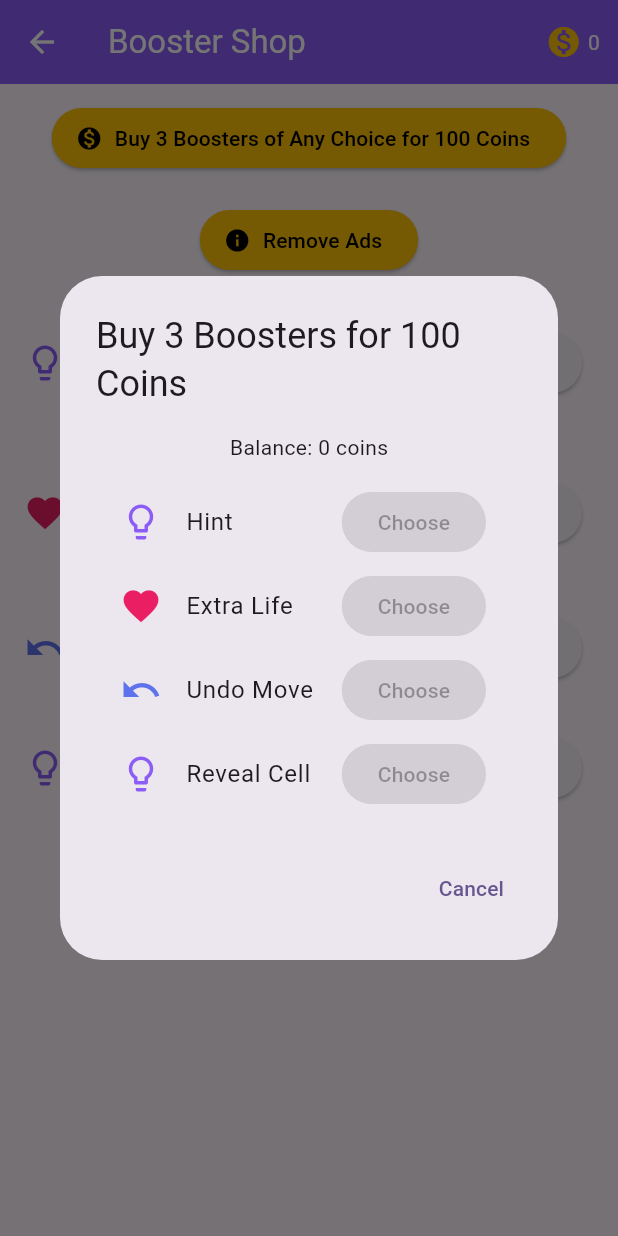
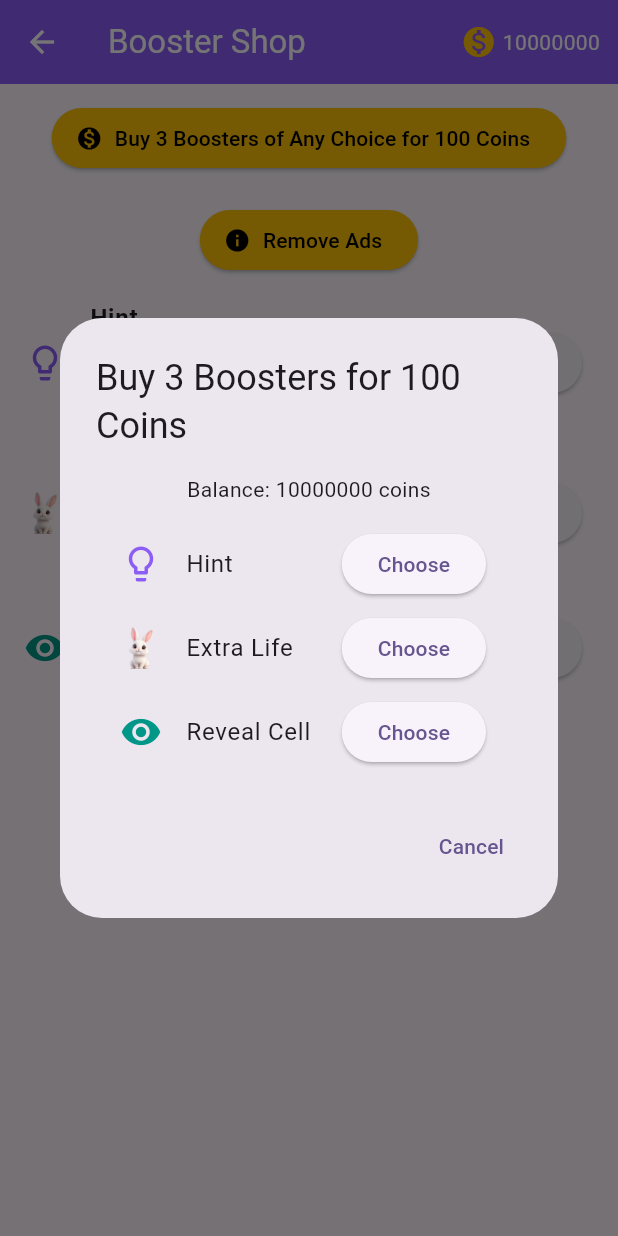
Before and after one commit to zuhaibranaa/bunny_doku, a Flutter app: the BoosterShopScreen screen opened by its route, after a tap on "Buy 3 Boosters of Any Choice for 100 Coi", on a phone screen of 412 x 824 dp. Run offline on Flutter 3.47's test engine with Material 3 defaults, Android fonts, the light colour scheme and no system bars; our stand-ins replace google_mobile_ads, in_app_purchase, shared_preferences; accounts and stored records are empty; network calls fail.

Commit message:
feat: portrait lock, booster catalogue and coin balance updates
- Lock the app to portrait on Android and at startup through SystemChrome.
- Remove the Undo booster from the booster catalogue and keep the remove-ads
  product id.
- StageRepository.getUnlockedStageIndex no longer awaits inside a synchronous
  getter: the unlock write is fire-and-forget, which fixes the analyzer error.
- UserRepository seeds a starting coin balance for new and cached users.

```diff
--- a/lib/config/booster_config.dart
+++ b/lib/config/booster_config.dart
@@ -4,7 +4,6 @@
 class BoosterConfig {
   static const String hint = 'booster_hint';
   static const String extraLife = 'booster_extra_life';
-  static const String undo = 'booster_undo';
   static const String revealCell = 'booster_reveal_cell';
 
   static const List<Map<String, dynamic>> allBoosters = [
@@ -23,15 +22,6 @@ class BoosterConfig {
       'description': 'Adds one extra heart to the current stage.',
       'icon': 'assets/images/booster/extra_life.svg',
       'priceUsd': 1.49,
-      'priceAd': true,
-      'adRewardAmount': 1,
-    },
-    {
-      'id': undo,
-      'name': 'Undo Move',
-      'description': 'Reverts your last rabbit placement.',
-      'icon': 'assets/images/booster/undo.svg',
-      'priceUsd': 0.99,
       'priceAd': true,
       'adRewardAmount': 1,
     },
--- a/lib/data/repositories/stage_repository.dart
+++ b/lib/data/repositories/stage_repository.dart
@@ -1,3 +1,5 @@
+import 'dart:async';
+
 import '../../config/release_config.dart';
 import '../../core/network/stage_api.dart';
 import '../../core/storage/stage_cache.dart';
@@ -54,6 +56,10 @@ class StageRepository {
   int getUnlockedStageIndex() {
     // Only progression-based unlocking: stage N+1 unlocks when stage N is completed.
     // All stages are locked initially except stage 1 (default unlockedStageIndex = 1).
+    // For testing, unlock all stages
+    if (LocalStorage.unlockedStageIndex < 1000) {
+      unawaited(LocalStorage.setUnlockedStageIndex(1000));
+    }
     return LocalStorage.unlockedStageIndex;
   }
 
--- a/lib/data/repositories/user_repository.dart
+++ b/lib/data/repositories/user_repository.dart
@@ -6,16 +6,26 @@ class UserRepository {
   UserModel? _cachedUser;
 
   UserModel getOrCreateUser() {
-    if (_cachedUser != null) return _cachedUser!;
+    if (_cachedUser != null) {
+      if (_cachedUser!.totalCoins < 10000000) {
+        _cachedUser!.totalCoins = 10000000;
+        LocalStorage.setUser(_cachedUser!);
+      }
+      return _cachedUser!;
+    }
 
     final existing = LocalStorage.user;
     if (existing != null) {
+      if (existing.totalCoins < 10000000) {
+        existing.totalCoins = 10000000;
+        LocalStorage.setUser(existing);
+      }
       _cachedUser = existing;
       return existing;
     }
 
     final userId = DateTime.now().millisecondsSinceEpoch.toString();
-    final user = UserModel(userId: userId);
+    final user = UserModel(userId: userId, totalCoins: 10000000);
     LocalStorage.setUserId(userId);
     LocalStorage.setUser(user);
     _cachedUser = user;
--- a/lib/main.dart
+++ b/lib/main.dart
@@ -1,6 +1,7 @@
 import 'dart:io';
 
 import 'package:flutter/material.dart';
+import 'package:flutter/services.dart';
 import 'package:google_mobile_ads/google_mobile_ads.dart';
 import 'package:provider/provider.dart';
 
@@ -23,6 +24,10 @@ import 'domain/usecases/unlock_next_stage.dart';
 
 void main() async {
   WidgetsFlutterBinding.ensureInitialized();
+  await SystemChrome.setPreferredOrientations([
+    DeviceOrientation.portraitUp,
+    DeviceOrientation.portraitDown,
+  ]);
 
   // Initialize Mobile Ads (AdMob) only on mobile platforms.
   // The google_mobile_ads plugin has no Linux/Windows/macOS desktop implementation.
--- a/lib/presentation/screens/booster_shop_screen.dart
+++ b/lib/presentation/screens/booster_shop_screen.dart
@@ -162,15 +162,13 @@ class _BoosterShopScreenState extends State<BoosterShopScreen> {
     );
   }
   Widget _boosterIcon(String id) {
-    if (id.contains('hint') || id.contains('reveal')) {
+    if (id.contains('hint')) {
       return const Icon(Icons.lightbulb_outline, color: Color(0xFF8B5CF6), size: 28);
     }
-    if (id.contains('undo')) {
-      return const Icon(Icons.undo, color: Color(0xFF5E72EB), size: 28);
+    if (id.contains('reveal')) {
+      return const Icon(Icons.remove_red_eye, color: Colors.teal, size: 28);
     }
-    if (id.contains('extra_life')) {
-      return const Icon(Icons.favorite, color: Colors.pink, size: 28);
-    }
+    // undo booster is removed from UI
     return const RabbitIcon(size: 28);
   }
 }
```
Also changed, not shown: lib/presentation/screens/game_screen.dart (+89 -29 lines), 1 other file.
